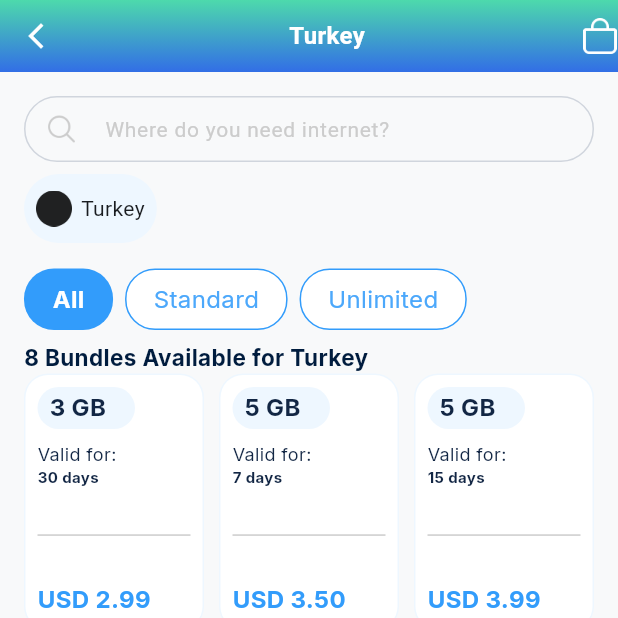
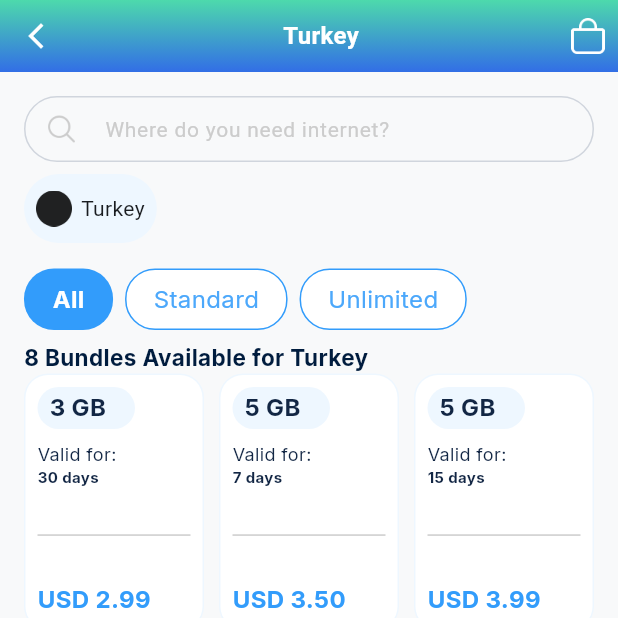
Before and after one commit to Mohsi99/flutter_task_mohsin, a Flutter app: the screen it shows after launch, on a phone screen of 412 x 824 dp, the top half of it. Run offline on Flutter 3.47's test engine with Material 3 defaults, Android fonts, the phone set to English and light mode, and no system bars; our stand-ins replace google_fonts, stacked, stacked_services, stacked_shared.

Commit message:
Fixing some code and fixing small mistake in UI project is ready final comment

```diff
--- a/lib/main.dart
+++ b/lib/main.dart
@@ -11,6 +11,7 @@
 Future<void> main() async {
   WidgetsFlutterBinding.ensureInitialized();
   await SystemChrome.setPreferredOrientations([DeviceOrientation.portraitUp]);
+
   await setupLocator();
   runApp(const MyApp());
 }
--- a/lib/models/base_plan.dart
+++ b/lib/models/base_plan.dart
@@ -1,13 +1,10 @@
-/// Base interface for all eSIM plans (Bundles and Regional/Global).
 abstract class BasePlan {
   String get id;
   String get dataAmount;
   String get validityText;
   double get price;
 
-  /// Human-readable price text, e.g. "USD 2.99"
   String get priceText => 'USD ${price.toStringAsFixed(2)}';
 
-  /// Short description for cart items
   String get shortDescription;
 }
--- a/lib/ui/views/country_detail/country_detail_view.dart
+++ b/lib/ui/views/country_detail/country_detail_view.dart
@@ -1,4 +1,5 @@
 import 'package:flutter/material.dart';
+import 'package:flutter/services.dart';
 import 'package:provider/provider.dart';
 import 'package:stacked/stacked.dart';
 
@@ -12,7 +13,6 @@
 import '../../widgets/checkout_bar.dart';
 import 'country_detail_viewmodel.dart';
 
-
 class CountryDetailView extends StackedView<CountryDetailViewModel> {
   const CountryDetailView({super.key});
 
@@ -22,7 +22,13 @@
     CountryDetailViewModel viewModel,
     Widget? child,
   ) {
-    return Scaffold(
+    return AnnotatedRegion<SystemUiOverlayStyle>(  // 👈 Add this
+      value: const SystemUiOverlayStyle(
+        statusBarColor: Colors.transparent,
+        statusBarIconBrightness: Brightness.light,
+        statusBarBrightness: Brightness.dark,
+      ),
+      child: Scaffold(
         backgroundColor: AppColors.background,
         body: Column(
           children: [
@@ -65,9 +71,9 @@
                 ),
               ),
             ),
-
             const CheckoutBar(),
           ],
+        ),
       ),
     );
   }
@@ -79,7 +85,10 @@
       ),
       child: SafeArea(
         bottom: false,
+        child: Padding(
+          padding: const EdgeInsets.only(right: 8.0),
           child: Row(
+
             mainAxisAlignment: MainAxisAlignment.spaceBetween,
             children: [
               IconButton(
@@ -101,6 +110,7 @@
                 color: Colors.white,
               ),
             ],
+          ),
         ),
       ),
     );
--- a/lib/ui/views/startup/startup_view.dart
+++ b/lib/ui/views/startup/startup_view.dart
@@ -4,7 +4,6 @@
 
 import 'startup_viewmodel.dart';
 
-/// Initial loading screen that navigates to the country detail view.
 class StartupView extends StackedView<StartupViewModel> {
   const StartupView({super.key});
 
--- a/lib/ui/views/startup/startup_viewmodel.dart
+++ b/lib/ui/views/startup/startup_viewmodel.dart
@@ -5,14 +5,11 @@
 import '../../../app/app.locator.dart';
 
 
-/// ViewModel for the startup view.
-/// Handles initial app logic and navigation.
+
 class StartupViewModel extends BaseViewModel {
   final _navigationService = locator<NavigationService>();
 
-  /// Runs startup logic and navigates to the country detail screen.
   Future<void> runStartupLogic() async {
-    // Simulate a brief loading delay
     await Future.delayed(const Duration(milliseconds: 500));
     _navigationService.replaceWithCountryDetailView();
   }
```
Also changed, not shown: lib/models/bundle_plan.dart (+1 -6 lines), lib/ui/views/country_detail/country_detail_viewmodel.dart (+2 -9 lines). Lines whose indentation alone changed are shown as unchanged.
